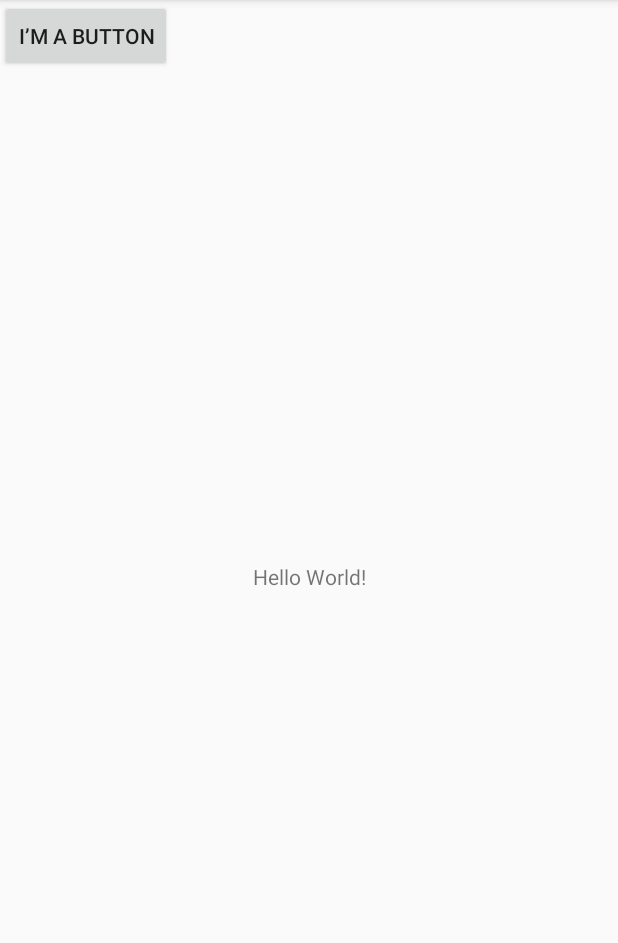
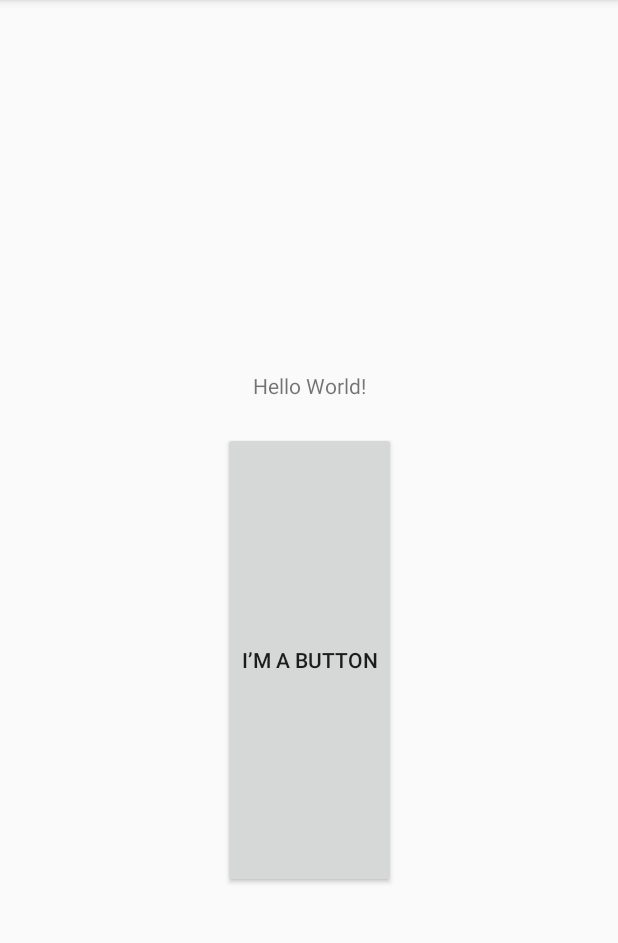
Before and after one commit to x001nx/CST2335_Labs, an Android app: the screen it shows after launch (StartActivity), on a phone screen of 412 x 824 dp, the part 84-1027 px from its top. Run offline under Robolectric (Android 15) with nearby library versions, the phone set to English and light mode, and no system bars.

Commit message:
Initial commit

```diff
--- a/app/src/main/res/layout/activity_start.xml
+++ b/app/src/main/res/layout/activity_start.xml
@@ -7,20 +7,27 @@
     tools:context="com.example.delle6330.androidlabs.StartActivity">
 
     <TextView
+        android:id="@+id/textView"
         android:layout_width="wrap_content"
         android:layout_height="wrap_content"
+        android:layout_marginBottom="21dp"
+        android:layout_marginTop="247dp"
         android:text="@string/hello_message"
-        app:layout_constraintBottom_toBottomOf="parent"
+        app:layout_constraintBottom_toTopOf="@+id/button"
         app:layout_constraintLeft_toLeftOf="parent"
         app:layout_constraintRight_toRightOf="parent"
         app:layout_constraintTop_toTopOf="parent" />
 
     <Button
-        android:layout_width="wrap_content"
-        android:layout_height="wrap_content"
+        android:id="@+id/button"
+        android:layout_width="115dp"
+        android:layout_height="0dp"
+        android:layout_marginBottom="176dp"
         android:text="@string/buttonText"
-        tools:layout_editor_absoluteX="132dp"
-        tools:layout_editor_absoluteY="280dp"></Button>
+        app:layout_constraintBottom_toBottomOf="parent"
+        app:layout_constraintEnd_toEndOf="parent"
+        app:layout_constraintStart_toStartOf="parent"
+        app:layout_constraintTop_toBottomOf="@+id/textView"></Button>
 
 
 </android.support.constraint.ConstraintLayout>
```
